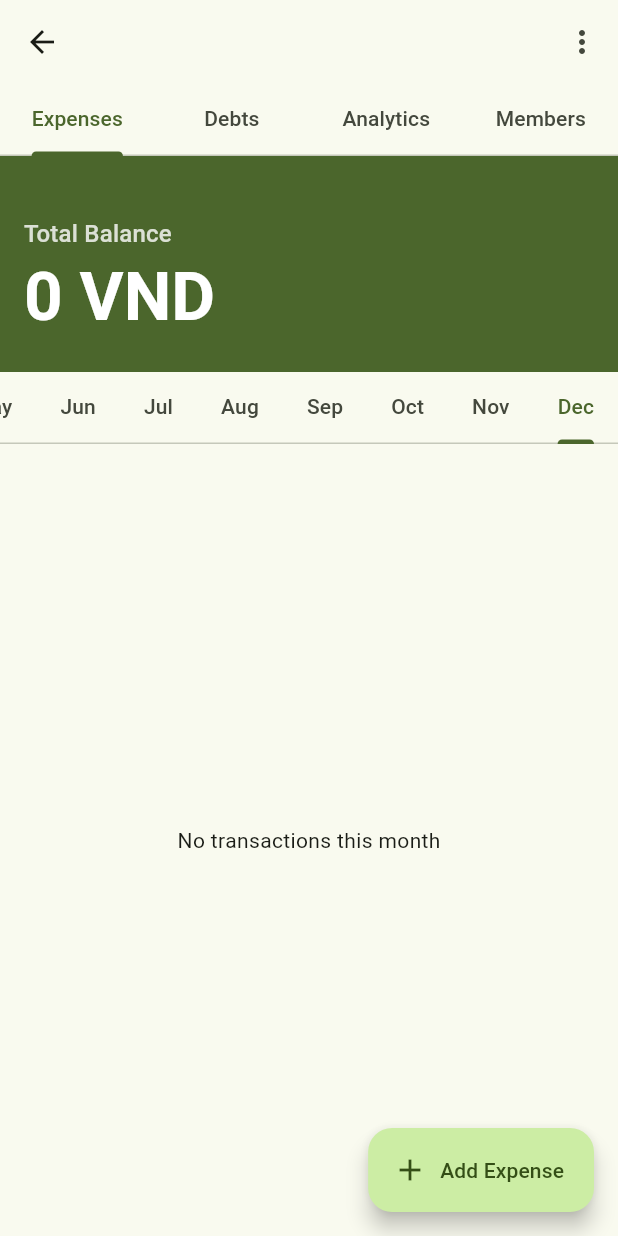
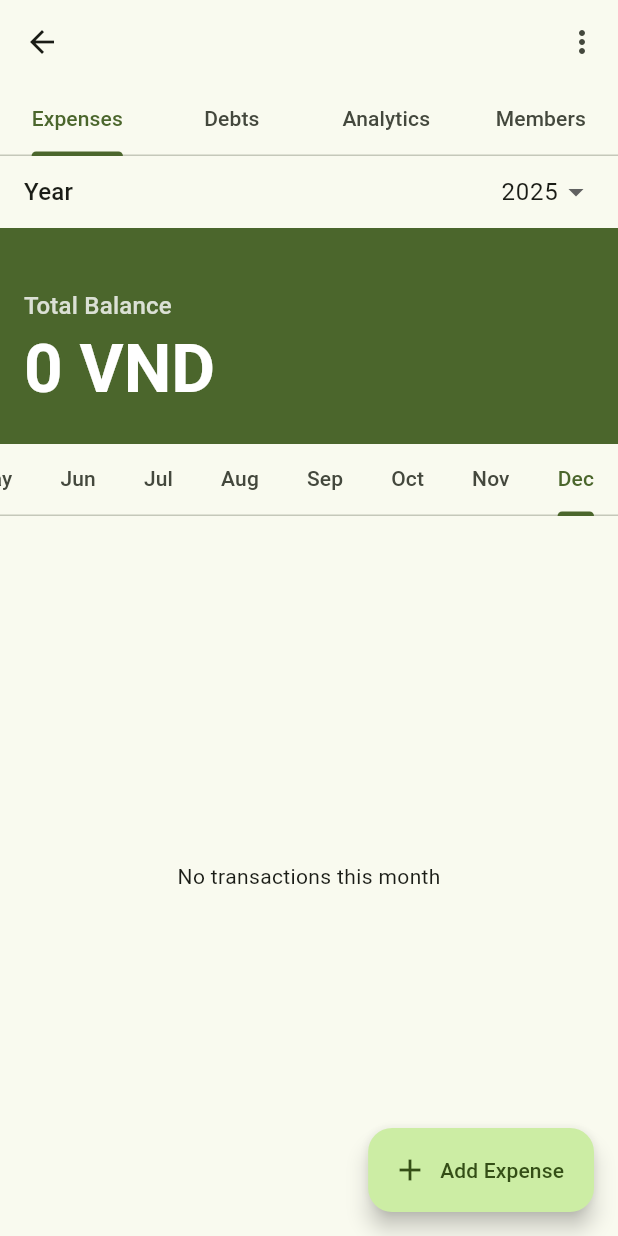
Before and after one commit to daFoggo/bill_chillin, a Flutter app: the GroupDetailScreen screen opened directly with empty values, on a phone screen of 412 x 824 dp. Run offline on Flutter 3.47's test engine with Material 3 defaults, Android fonts, the phone set to English and light mode, and no system bars; our stand-ins replace bloc, cloud_firestore, dartz, equatable, firebase_auth, firebase_core and 8 more; accounts and stored records are empty.

```diff
--- a/lib/features/group_expenses/presentation/widgets/group_expenses_tab.dart
+++ b/lib/features/group_expenses/presentation/widgets/group_expenses_tab.dart
@@ -21,6 +21,7 @@ class GroupExpensesTab extends StatefulWidget {
 class _GroupExpensesTabState extends State<GroupExpensesTab>
     with SingleTickerProviderStateMixin {
   late TabController _monthlyTabController;
+  int _selectedYear = DateTime.now().year;
 
   @override
   void initState() {
@@ -49,10 +50,27 @@ class _GroupExpensesTabState extends State<GroupExpensesTab>
   Widget build(BuildContext context) {
     // Filter transactions by selected month
     final selectedMonth = _monthlyTabController.index + 1;
-    final currentYear = DateTime.now().year; // Simplified for now
+
+    // Get available years from transactions
+    final years =
+        widget.state.transactions.map((tx) => tx.date.year).toSet().toList()
+          ..sort((a, b) => b.compareTo(a)); // Descending order
+
+    if (years.isEmpty) {
+      years.add(DateTime.now().year);
+    }
+
+    // Ensure selected year is valid
+    if (!years.contains(_selectedYear)) {
+      if (years.contains(DateTime.now().year)) {
+        _selectedYear = DateTime.now().year;
+      } else {
+        _selectedYear = years.first;
+      }
+    }
 
     final filteredTransactions = widget.state.transactions.where((tx) {
-      return tx.date.month == selectedMonth && tx.date.year == currentYear;
+      return tx.date.month == selectedMonth && tx.date.year == _selectedYear;
     }).toList();
 
     final totalMonthExpense = filteredTransactions
@@ -61,8 +79,36 @@ class _GroupExpensesTabState extends State<GroupExpensesTab>
 
     return Column(
       children: [
+        Padding(
+          padding: const EdgeInsets.symmetric(horizontal: 16.0),
+          child: Row(
+            mainAxisAlignment: MainAxisAlignment.spaceBetween,
+            children: [
+              Text('Year', style: Theme.of(context).textTheme.titleMedium),
+              DropdownButton<int>(
+                value: _selectedYear,
+                items: years.map((year) {
+                  return DropdownMenuItem<int>(
+                    value: year,
+                    child: Text(year.toString()),
+                  );
+                }).toList(),
+                onChanged: (value) {
+                  if (value != null) {
+                    setState(() {
+                      _selectedYear = value;
+                    });
+                  }
+                },
+                underline: Container(), // Remove default underline
+                style: Theme.of(context).textTheme.bodyLarge,
+              ),
+            ],
+          ),
+        ),
         TotalBalanceWidget(totalBalance: totalMonthExpense),
         MonthlyTabWidget(tabController: _monthlyTabController),
+
         Expanded(
           child: filteredTransactions.isEmpty
               ? const Center(child: Text("No transactions this month"))
--- a/lib/features/scan/presentation/pages/review_scanned_transactions_page.dart
+++ b/lib/features/scan/presentation/pages/review_scanned_transactions_page.dart
@@ -645,7 +645,7 @@ class _ReviewScannedTransactionsPageState
           SnackBar(content: Text('Saved $successCount group transactions')),
         );
         // Navigate to Group Detail
-        context.goNamed(
+        context.pushReplacementNamed(
           'group_detail',
           pathParameters: {'groupId': _selectedGroupId!},
         );
```
Also changed, not shown: lib/features/group_expenses/data/datasources/group_remote_data_source.dart (+8 -1 lines), lib/features/scan/data/datasources/scan_remote_data_source.dart (+45 -3 lines).
